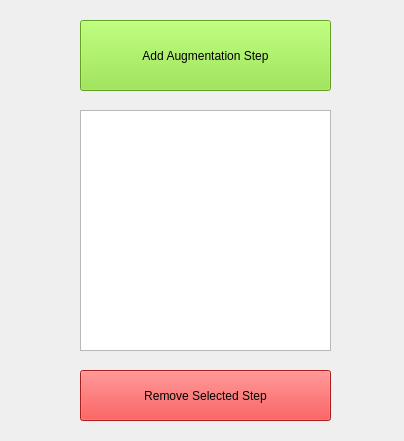
4lparslan/Data-Augmentation, file augmentation_steps.ui: the form before one commit.
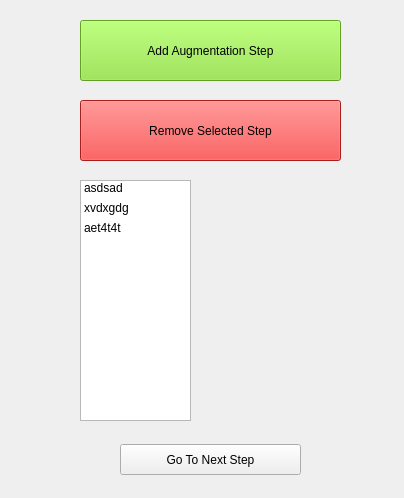
The form after the commit.

Patch:
```diff
--- a/augmentation_steps.ui
+++ b/augmentation_steps.ui
@@ -7,7 +7,7 @@
     <x>0</x>
     <y>0</y>
     <width>404</width>
-    <height>441</height>
+    <height>498</height>
    </rect>
   </property>
   <property name="windowTitle">
@@ -17,19 +17,61 @@
    <property name="geometry">
     <rect>
      <x>80</x>
-     <y>110</y>
-     <width>251</width>
+     <y>180</y>
+     <width>111</width>
      <height>241</height>
     </rect>
    </property>
+   <property name="lineWidth">
+    <number>1</number>
+   </property>
+   <property name="sizeAdjustPolicy">
+    <enum>QAbstractScrollArea::AdjustIgnored</enum>
+   </property>
+   <property name="selectionBehavior">
+    <enum>QAbstractItemView::SelectRows</enum>
+   </property>
+   <property name="layoutMode">
+    <enum>QListView::SinglePass</enum>
+   </property>
+   <property name="spacing">
+    <number>0</number>
+   </property>
+   <property name="gridSize">
+    <size>
+     <width>20</width>
+     <height>20</height>
+    </size>
+   </property>
+   <property name="uniformItemSizes">
+    <bool>false</bool>
+   </property>
+   <item>
+    <property name="text">
+     <string>asdsad</string>
+    </property>
+    <property name="textAlignment">
+     <set>AlignLeading|AlignVCenter</set>
+    </property>
+   </item>
+   <item>
+    <property name="text">
+     <string>xvdxgdg</string>
+    </property>
+   </item>
+   <item>
+    <property name="text">
+     <string>aet4t4t</string>
+    </property>
+   </item>
   </widget>
   <widget class="QPushButton" name="pushButton_addaug">
    <property name="geometry">
     <rect>
      <x>80</x>
      <y>20</y>
-     <width>251</width>
-     <height>71</height>
+     <width>261</width>
+     <height>61</height>
     </rect>
    </property>
    <property name="styleSheet">
@@ -43,9 +85,9 @@
    <property name="geometry">
     <rect>
      <x>80</x>
-     <y>370</y>
-     <width>251</width>
-     <height>51</height>
+     <y>100</y>
+     <width>261</width>
+     <height>61</height>
     </rect>
    </property>
    <property name="styleSheet">
@@ -55,6 +97,19 @@
     <string>Remove Selected Step</string>
    </property>
   </widget>
+  <widget class="QPushButton" name="pushButton_next">
+   <property name="geometry">
+    <rect>
+     <x>120</x>
+     <y>444</y>
+     <width>181</width>
+     <height>31</height>
+    </rect>
+   </property>
+   <property name="text">
+    <string>Go To Next Step</string>
+   </property>
+  </widget>
  </widget>
  <resources/>
  <connections/>
```
